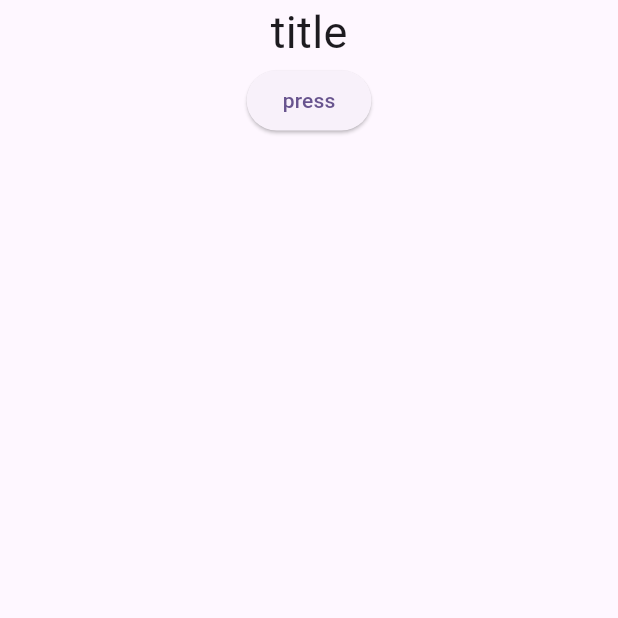
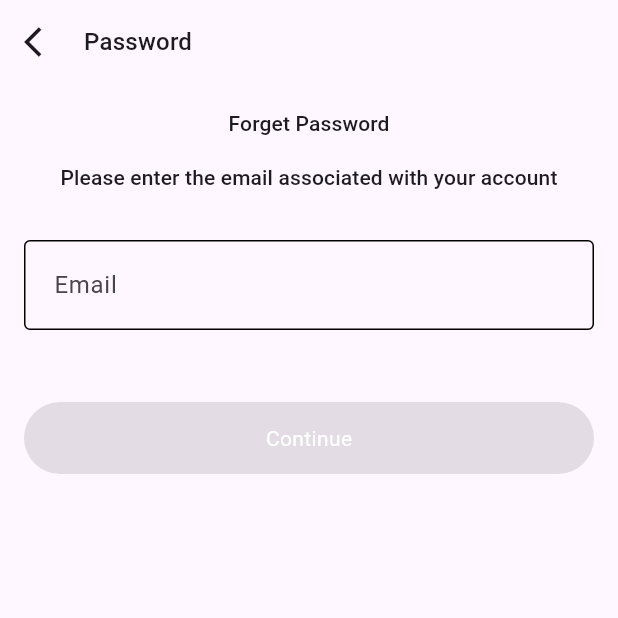
Before and after one commit to RawdaMohammad/exam-mobile-app, a Flutter app: the screen it shows after launch, on a phone screen of 412 x 824 dp, the top half of it. Run offline on Flutter 3.47's test engine with Material 3 defaults, Android fonts, the light colour scheme and no system bars; our stand-ins replace dio, easy_localization, retrofit, shared_preferences; generated files the repository leaves out were written again.

Commit message:
Implement forget password UI and its localization

```diff
--- a/assets/lang/en-US.json
+++ b/assets/lang/en-US.json
@@ -5,6 +5,41 @@
     "noInternet": "No internet connection. Please check your network.",
     "unauthorized": "Your session has expired. Please log in again.",
     "unknown": "Something went wrong."
+  },
+  "passwordAppBar": "Password",
+  "forgetPassword": {
+    "title": "Forget Password",
+    "description": "Please enter the email associated with your account",
+    "emailLabel": "Email",
+    "emailHint": "Enter your email",
+    "continueButton": "Continue",
+    "emailRequired": "Please enter valid email",
+    "invalidEmail": "This email not valid",
+    "success": "Password reset email has been sent"
+  },
+  "resetPassword": {
+    "title": "Reset Password",
+    "description": "Password must not be empty and must contain 6 characters with upper case letter and one number at least",
+    "newPasswordLabel": "New Password",
+    "newPasswordHint": "Enter your password",
+    "confirmPasswordLabel": "Confirm Password",
+    "confirmPasswordHint": "Confirm password",
+    "continueButton": "Continue",
+    "newPasswordRequired": "Please enter a new password",
+    "confirmPasswordRequired": "Please confirm your password",
+    "passwordTooShort": "Password must be at least 6 characters",
+    "passwordMissingUppercase": "Password must contain at least one uppercase letter",
+    "passwordMissingNumber": "Password must contain at least one number",
+    "passwordsDoNotMatch": "Passwords do not match",
+    "success": "Password has been reset successfully"
+  },
+  "verification": {
+    "title": "Email Verification",
+    "description": "Please enter the verification code sent to your email address",
+    "didNotReceiveCode": "Didn't receive code?",
+    "resend": "Resend",
+    "invalidCode": "Invalid code",
+    "codeExpired": "The verification code has expired",
+    "success": "Verification successful"
   }
-
 }
--- /dev/null
+++ b/lib/core/widgets/custom_button.dart
@@ -0,0 +1,35 @@
+import 'package:flutter/material.dart';
+
+class CustomButton extends StatelessWidget {
+  const CustomButton({
+    super.key,
+    required this.isNotDisabled,
+    required this.buttonLabel,
+    required this.onPressedAction,
+  });
+
+  final bool isNotDisabled;
+  final String buttonLabel;
+  final VoidCallback onPressedAction;
+
+  @override
+  Widget build(BuildContext context) {
+    return SizedBox(
+      width: double.infinity,
+      height: 48,
+      child: FilledButton(
+        onPressed: isNotDisabled
+            ? onPressedAction
+            : null,
+        style: FilledButton.styleFrom(
+          backgroundColor: isNotDisabled? Theme.of(context).colorScheme.primary: Theme.of(context).colorScheme.secondary,
+        ),
+        child: Text(
+         buttonLabel,
+          style: Theme.of(context).textTheme.bodyMedium?.copyWith(color: Colors.white),
+        ),
+
+      ),
+    );
+  }
+}
--- a/lib/main.dart
+++ b/lib/main.dart
@@ -1,4 +1,5 @@
 import 'package:easy_localization/easy_localization.dart';
+import 'package:exam_mobile_app/presentation/forget_password_view.dart';
 import 'package:flutter/material.dart';
 
 void main() async {
@@ -21,12 +22,14 @@ class MyApp extends StatelessWidget {
   @override
   Widget build(BuildContext context) {
     return MaterialApp(
+      debugShowCheckedModeBanner: false,
       localizationsDelegates: context.localizationDelegates,
       supportedLocales: context.supportedLocales,
       locale: context.locale,
       title: 'Flutter Demo',
       theme: ThemeData(colorScheme: .fromSeed(seedColor: Colors.deepPurple)),
-      home: const MyHomePage(),
+      // home: const MyHomePage(),
+    home: ForgetPasswordView(),
     );
   }
 }
--- /dev/null
+++ b/lib/presentation/forget_password_view.dart
@@ -0,0 +1,111 @@
+import 'package:easy_localization/easy_localization.dart';
+import 'package:exam_mobile_app/core/widgets/custom_button.dart';
+import 'package:exam_mobile_app/presentation/verification_view.dart';
+import 'package:flutter/material.dart';
+
+class ForgetPasswordView extends StatefulWidget {
+  const ForgetPasswordView({super.key});
+
+  @override
+  State<ForgetPasswordView> createState() => _ForgetPasswordViewState();
+}
+
+class _ForgetPasswordViewState extends State<ForgetPasswordView> {
+  final _formKey = GlobalKey<FormState>();
+
+  final _emailController = TextEditingController();
+  bool _isEmailValid = false;
+  String? _errorText;
+
+  @override
+  Widget build(BuildContext context) {
+    return Scaffold(
+      appBar: AppBar(
+        leading: IconButton(
+          icon: const Icon(Icons.arrow_back_ios),
+          onPressed: () {},
+        ),
+        title: Text(tr("passwordAppBar"), style: Theme.of(context).textTheme.titleMedium,),
+        titleSpacing: 0,
+      ),
+      body: Padding(
+        padding: const EdgeInsets.all(16.0),
+        child: Form(
+          key: _formKey,
+          child: Column(
+            children: [
+              Text(tr("forgetPassword.title"), style: Theme.of(context).textTheme.titleSmall),
+              const SizedBox(height: 16,),
+              Text(tr("forgetPassword.description"), style: Theme.of(context).textTheme.titleSmall, textAlign: TextAlign.center,),
+              const SizedBox(height: 32,),
+
+              TextFormField(
+                controller: _emailController,
+                keyboardType: TextInputType.emailAddress,
+                decoration: InputDecoration(
+                  labelText: "forgetPassword.emailLabel".tr(),
+                  hintText: "forgetPassword.emailHint".tr(),
+                  errorText: _errorText,
+
+                  border: OutlineInputBorder(
+                    borderRadius: BorderRadius.circular(4),
+                  ),
+
+                  enabledBorder: OutlineInputBorder(
+                    borderRadius: BorderRadius.circular(4),
+                  ),
+
+                  focusedBorder: OutlineInputBorder(
+                    borderRadius: BorderRadius.circular(4),
+                  ),
+                  errorBorder: OutlineInputBorder(
+                    borderSide: BorderSide(color: Colors.red),
+                  ),
+                  contentPadding: const EdgeInsets.symmetric(
+                    horizontal: 16,
+                    vertical: 18,
+                  ),
+                ),
+                onChanged: (value){
+                  setState(() {
+                    if (value.isEmpty) {
+                      _errorText = tr("forgetPassword.emailRequired");
+                      _isEmailValid = false;
+                    }
+
+                    else if (!RegExp(
+                      r'^[\w-\.]+@([\w-]+\.)+[\w-]{2,4}$',
+                    ).hasMatch(value)) {
+
+                      _errorText = tr("forgetPassword.invalidEmail");
+                      _isEmailValid = false;
+                    }
+
+                    else {
+                      _errorText = null;
+                      _isEmailValid = true;
+                    }
+
+                  });
+                },
+              ),
+              const SizedBox(height: 48,),
+              CustomButton(
+                isNotDisabled: _isEmailValid,
+                buttonLabel: tr("forgetPassword.continueButton"),
+                onPressedAction:  () {
+                  Navigator.push(
+                  context,
+                  MaterialPageRoute(
+                    builder: (_) => VerificationView(),
+                  ),
+                  );
+                  },
+              ),
+            ],
+          ),
+        ),
+      ),
+    );
+  }
+}
```
Also changed, not shown: lib/core/theme/app_theme.dart (+10 -0 lines), lib/core/widgets/app_text_form_field.dart (added, +49 -0 lines), lib/core/widgets/otp_input.dart (added, +121 -0 lines), lib/presentation/reset_password_view.dart (added, +109 -0 lines), lib/presentation/verification_view.dart (added, +67 -0 lines).
